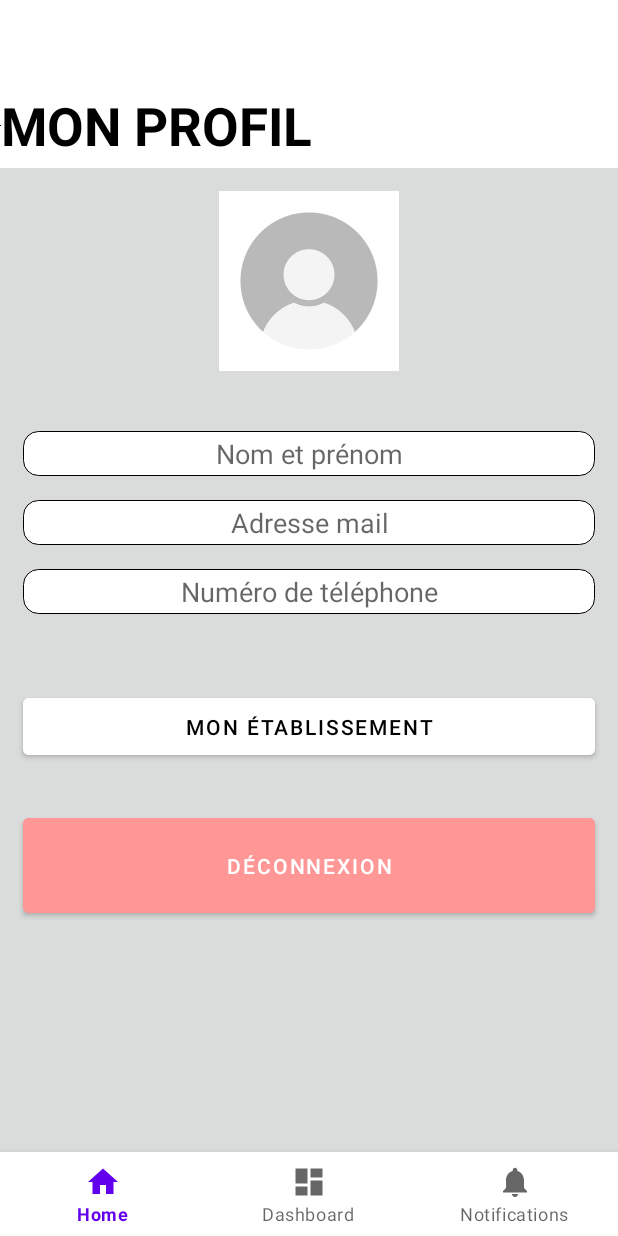
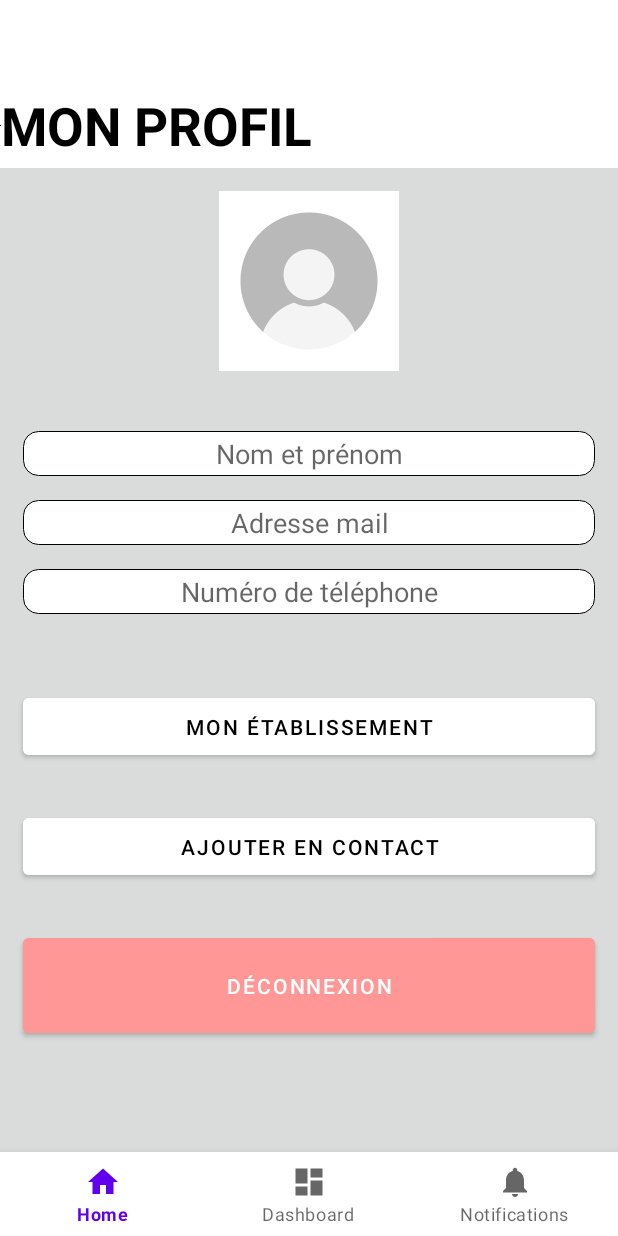
Before and after one commit to Vranox/LocalFarm, an Android app: the layout user_profile.xml on its own in the app's theme, with its tools: preview values and no code run, on a phone screen of 412 x 824 dp. Run offline under Robolectric (Android 15) with nearby library versions, the phone set to English and light mode, and no system bars.

Commit message:
First commit for add a contact in your phone

```diff
--- a/app/src/main/AndroidManifest.xml
+++ b/app/src/main/AndroidManifest.xml
@@ -1,6 +1,8 @@
 <?xml version="1.0" encoding="utf-8"?>
 <manifest xmlns:android="http://schemas.android.com/apk/res/android"
     package="com.example.myapplication">
+
+    <uses-permission android:name="android.permission.WRITE_CONTACTS"/>
 
     <application
         android:allowBackup="true"
--- a/app/src/main/res/layout/user_profile.xml
+++ b/app/src/main/res/layout/user_profile.xml
@@ -117,6 +117,18 @@
             android:layout_marginBottom="30dp"
             />
 
+        <Button
+            android:id="@+id/add_contact"
+            android:layout_width="match_parent"
+            android:layout_height="50dp"
+            android:text="Ajouter en contact"
+            android:layout_marginLeft="15dp"
+            android:layout_marginRight="15dp"
+            android:textColor="@color/black"
+            android:backgroundTint="#FFFFFF"
+            android:layout_marginBottom="30dp"
+            />
+
         <!-- Bouton de déconnexion -->
         <Button
             android:id="@+id/logout_button"
```
Also changed, not shown: app/src/main/java/com/example/myapplication/ui/UserProfile.java (added, +39 -0 lines).
